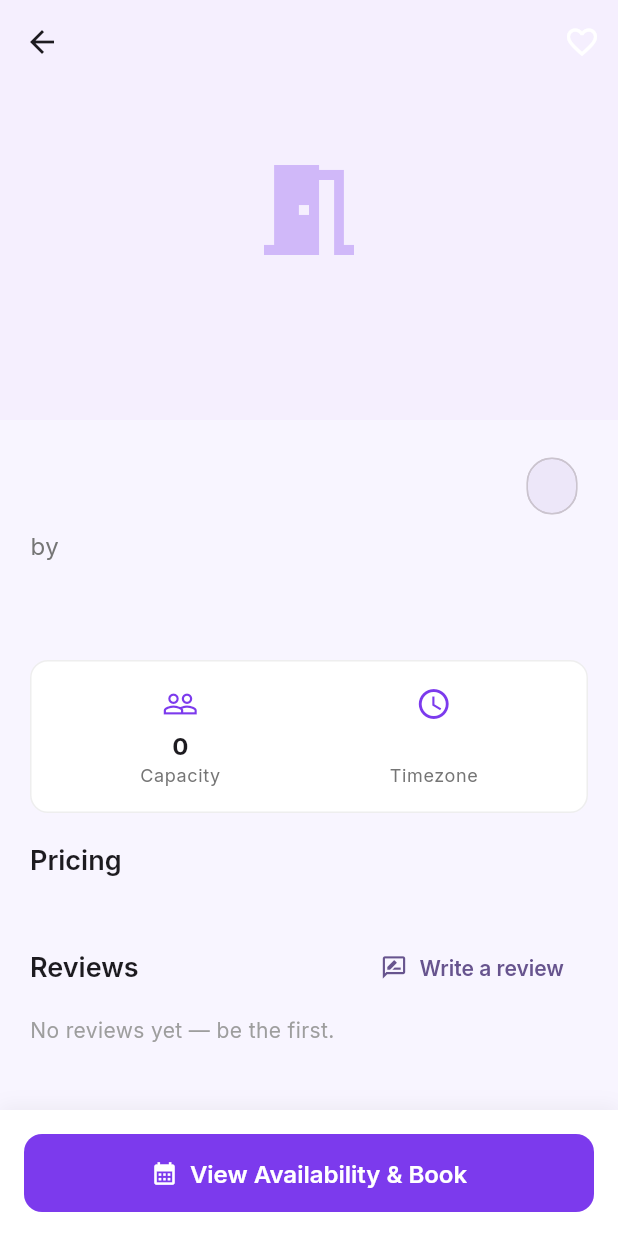
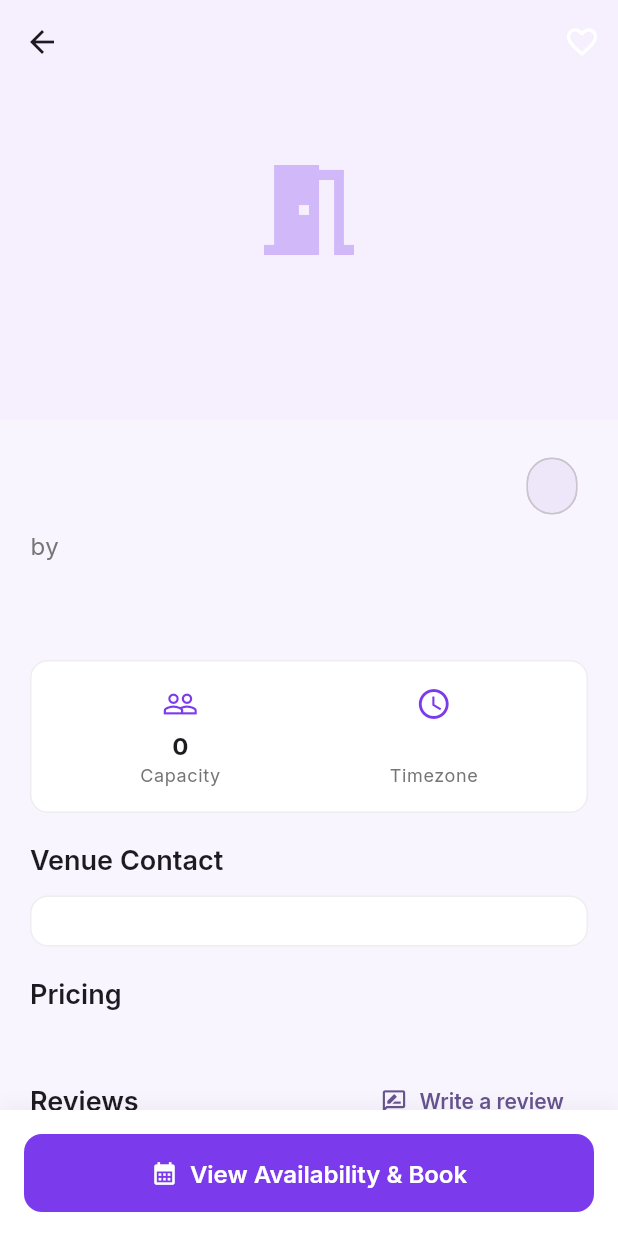
Before and after one commit to fabtechonline/venuvibe, a Flutter app: the ResourceDetailScreen screen opened directly with empty values, on a phone screen of 412 x 824 dp. Run offline on Flutter 3.47's test engine with Material 3 defaults, Android fonts, the phone set to English and light mode, and no system bars; our stand-ins replace flutter_riverpod, go_router, google_fonts, image_picker, supabase_flutter, table_calendar and 1 more; accounts and stored records are empty; network calls fail.

Commit message:
Feedback round: nav restructure, venue contact, category RLS fix, add-on UX
DB (migration 0015, applied):
- categories had ONLY a select policy - every admin create/edit/delete
  silently failed under RLS; added admin write policy (fixes category CRUD)
- buffer_minutes check widened to 48h; add-on max_qty up to 999
- tenants.contact_person column

Tenant portal:
- Nav bar slimmed to Dashboard / Resources / Customer; Scheduler and
  Pricing & Rules are now pushed full-screen pages (automatic back buttons)
  reached from the resource card links; Customer tab now PUSHES the
  customer view so it gets a back button too
- Scheduler opened from a resource card locks to that resource: no filter
  pills, resource name in the title
- Buffer dropdown extended (1.5h ... 48h)
- Add-on rows restacked: name on its own line, controls below (rules
  screen and checkout) - no more squeezed layout
- New Venue Profile screen (dashboard quick action): venue name,
  description, contact person, number, email, address, city

Customer:
- Resource detail shows a Venue Contact card (person/phone/email/address)
- Pricing tiers now sorted by duration ascending (supabase .order()
  defaults to descending - slot chips were reversed)

Verified end-to-end via REST as the customer: custom booking with add-ons
prices and stores correctly server-side (addons_total, pending_approval).

Co-Authored-By: Claude Fable 5 <noreply@anthropic.com>

```diff
--- /dev/null
+++ b/devtools_options.yaml
@@ -0,0 +1,3 @@
+description: This file stores settings for Dart & Flutter DevTools.
+documentation: https://docs.flutter.dev/tools/devtools/extensions#configure-extension-enablement-states
+extensions:
--- a/lib/src/features/tenant/resource_list_screen.dart
+++ b/lib/src/features/tenant/resource_list_screen.dart
@@ -134,7 +134,7 @@ class ResourceListScreen extends ConsumerWidget {
                             label: const Text('Edit'),
                           ),
                           TextButton.icon(
-                            onPressed: () => context.go(
+                            onPressed: () => context.push(
                               '/tenant/scheduler',
                               extra: r.id,
                             ),
@@ -145,7 +145,7 @@ class ResourceListScreen extends ConsumerWidget {
                             label: const Text('Scheduler'),
                           ),
                           TextButton.icon(
-                            onPressed: () => context.go(
+                            onPressed: () => context.push(
                               '/tenant/rules',
                               extra: r.id,
                             ),
--- a/lib/src/features/tenant/tenant_dashboard.dart
+++ b/lib/src/features/tenant/tenant_dashboard.dart
@@ -117,7 +117,13 @@ class TenantDashboard extends ConsumerWidget {
               icon: Icons.block,
               title: 'Block Time Slot',
               subtitle: 'Reserve time for maintenance or private use',
-              onTap: () => context.go('/tenant/scheduler'),
+              onTap: () => context.push('/tenant/scheduler'),
+            ),
+            _ActionCard(
+              icon: Icons.storefront,
+              title: 'Venue Profile',
+              subtitle: 'Contact person, number and address shown to customers',
+              onTap: () => context.push('/tenant/profile'),
             ),
 
             const SizedBox(height: 24),
--- a/lib/src/features/user/resource_detail_screen.dart
+++ b/lib/src/features/user/resource_detail_screen.dart
@@ -168,6 +168,61 @@ class ResourceDetailScreen extends ConsumerWidget {
                       ),
 
                       const SizedBox(height: 20),
+
+                      // ─── Venue Contact ───
+                      if (resource.tenantContactPerson != null ||
+                          resource.tenantPhone != null ||
+                          resource.tenantAddress != null) ...[
+                        Text(
+                          'Venue Contact',
+                          style: theme.textTheme.titleLarge,
+                        ),
+                        const SizedBox(height: 12),
+                        Container(
+                          width: double.infinity,
+                          padding: const EdgeInsets.all(16),
+                          decoration: BoxDecoration(
+                            color: Colors.white,
+                            borderRadius: BorderRadius.circular(12),
+                            border: Border.all(color: Colors.grey.shade200),
+                          ),
+                          child: Column(
+                            crossAxisAlignment: CrossAxisAlignment.start,
+                            children: [
+                              if (resource.tenantContactPerson != null &&
+                                  resource.tenantContactPerson!.isNotEmpty)
+                                _ContactRow(
+                                  icon: Icons.person_outline,
+                                  value: resource.tenantContactPerson!,
+                                ),
+                              if (resource.tenantPhone != null &&
+                                  resource.tenantPhone!.isNotEmpty)
+                                _ContactRow(
+                                  icon: Icons.phone_outlined,
+                                  value: resource.tenantPhone!,
+                                ),
+                              if (resource.tenantEmail != null &&
+                                  resource.tenantEmail!.isNotEmpty)
+                                _ContactRow(
+                                  icon: Icons.email_outlined,
+                                  value: resource.tenantEmail!,
+                                ),
+                              if (resource.tenantAddress != null &&
+                                  resource.tenantAddress!.isNotEmpty)
+                                _ContactRow(
+                                  icon: Icons.location_on_outlined,
+                                  value: [
+                                    resource.tenantAddress,
+                                    resource.tenantCity,
+                                  ]
+                                      .where((s) => s != null && s.isNotEmpty)
+                                      .join(', '),
+                                ),
+                            ],
+                          ),
+                        ),
+                        const SizedBox(height: 20),
+                      ],
 
                       // ─── Amenities ───
                       if (resource.amenities.isNotEmpty) ...[
@@ -486,3 +541,23 @@ class _WriteReviewDialogState extends ConsumerState<_WriteReviewDialog> {
     );
   }
 }
+
+class _ContactRow extends StatelessWidget {
+  const _ContactRow({required this.icon, required this.value});
+  final IconData icon;
+  final String value;
+
+  @override
+  Widget build(BuildContext context) {
+    return Padding(
+      padding: const EdgeInsets.symmetric(vertical: 4),
+      child: Row(
+        children: [
+          Icon(icon, size: 18, color: Colors.grey[600]),
+          const SizedBox(width: 10),
+          Expanded(child: Text(value)),
+        ],
+      ),
+    );
+  }
+}
--- a/lib/src/models/tenant.dart
+++ b/lib/src/models/tenant.dart
@@ -12,6 +12,7 @@ class Tenant {
     this.timezone = 'UTC',
     this.phone,
     this.email,
+    this.contactPerson,
     this.categoryId,
     this.subscriptionPlanId,
     this.isActive = true,
@@ -31,6 +32,7 @@ class Tenant {
       timezone: json['timezone'] as String? ?? 'UTC',
       phone: json['phone'] as String?,
       email: json['email'] as String?,
+      contactPerson: json['contact_person'] as String?,
       categoryId: json['category_id'] as String?,
       subscriptionPlanId: json['subscription_plan_id'] as String?,
       isActive: json['is_active'] as bool? ?? true,
@@ -49,6 +51,7 @@ class Tenant {
   final String timezone;
   final String? phone;
   final String? email;
+  final String? contactPerson;
   final String? categoryId;
   final String? subscriptionPlanId;
   final bool isActive;
@@ -70,6 +73,7 @@ class Tenant {
         'timezone': timezone,
         'phone': phone,
         'email': email,
+        'contact_person': contactPerson,
         'category_id': categoryId,
         'subscription_plan_id': subscriptionPlanId,
         'is_active': isActive,
--- a/lib/src/repositories/resource_repository.dart
+++ b/lib/src/repositories/resource_repository.dart
@@ -113,7 +113,7 @@ class ResourceRepository {
   Future<Resource> getResource(String id) async {
     final data = await _client.from('resources').select('''
       *,
-      tenants(name, address, city, phone, email),
+      tenants(name, address, city, phone, email, contact_person),
       categories(name)
     ''').eq('id', id).single();
     return Resource.fromJson(data);
@@ -152,7 +152,7 @@ class ResourceRepository {
         .select()
         .eq('resource_id', resourceId)
         .eq('is_active', true)
-        .order('minutes');
+        .order('minutes', ascending: true);
     return data.map(DurationModel.fromJson).toList();
   }
 
```
Also changed, not shown: lib/src/features/tenant/resource_editor_screen.dart (+18 -0 lines), lib/src/features/tenant/rules_screen.dart (+27 -26 lines), lib/src/features/tenant/scheduler_calendar.dart (+18 -4 lines), lib/src/features/tenant/tenant_shell.dart (+2 -17 lines), lib/src/features/tenant/venue_profile_screen.dart (added, +177 -0 lines), lib/src/features/user/checkout_screen.dart (+7 -6 lines), lib/src/models/resource.dart (+20 -0 lines), lib/src/repositories/tenant_repository.dart (+8 -0 lines), lib/src/routing/app_router.dart (+8 -2 lines), 2 other files.
